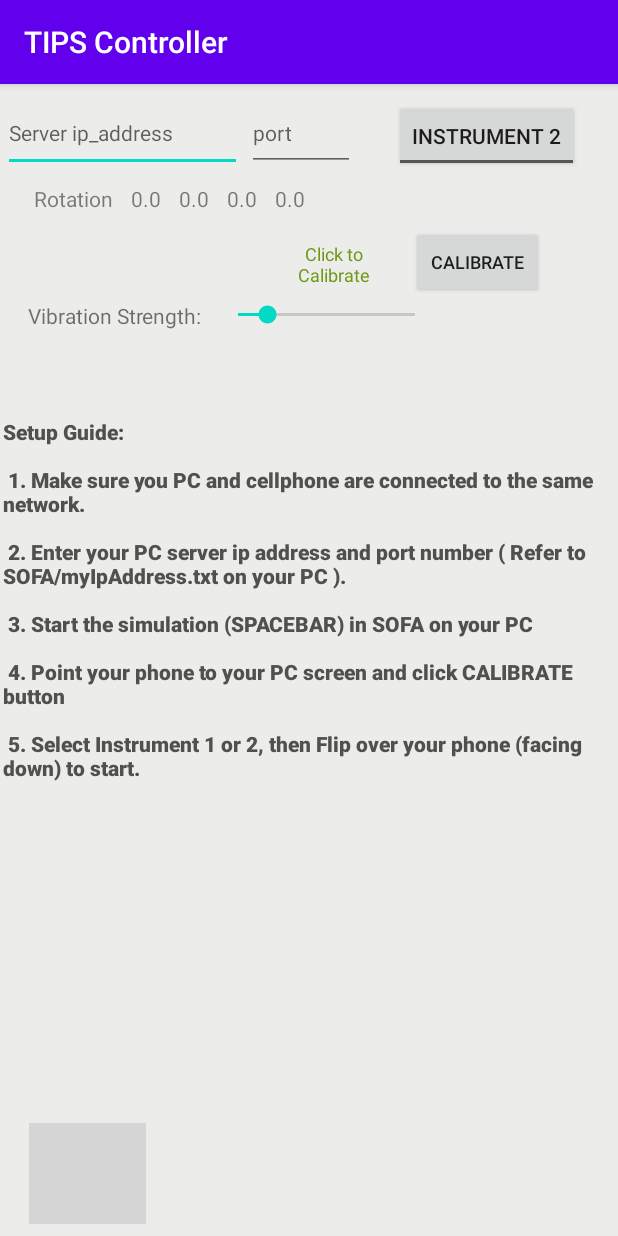
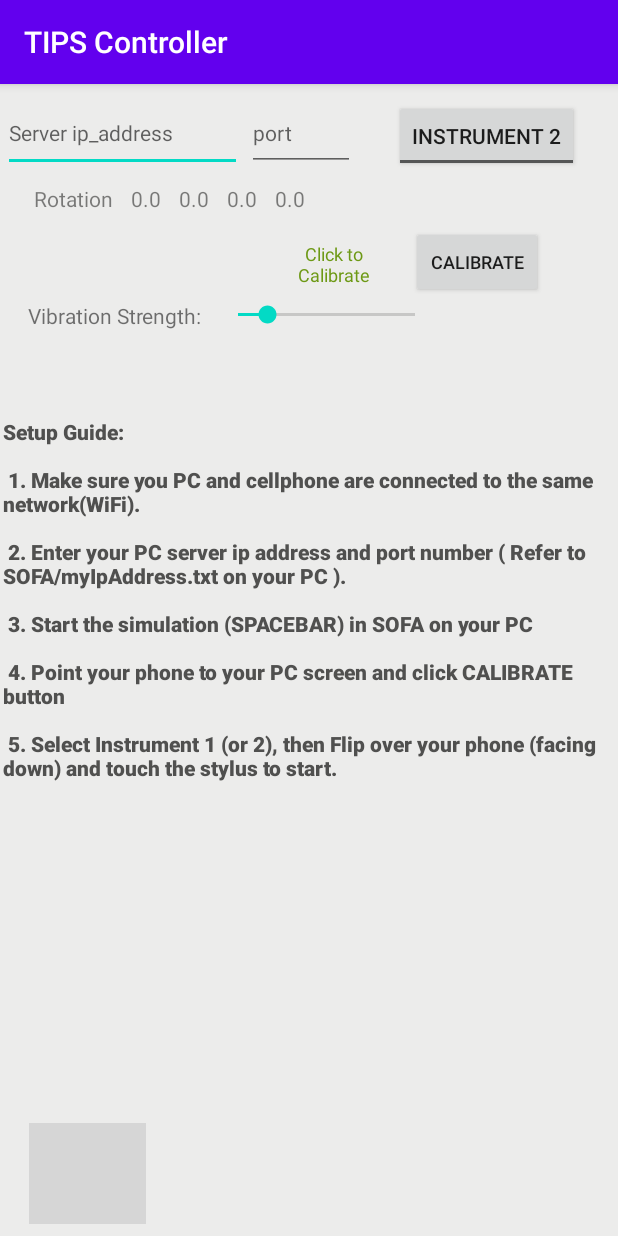
Before and after one commit to ruiliang-gao/TIPSlite-Remote-Controller-android, an Android app: the screen it shows after launch (MainActivity), on a phone screen of 412 x 824 dp. Run offline under Robolectric (Android 15) with nearby library versions, the phone set to English and light mode, and no system bars; grey boxes are pictures that could not be loaded.

Commit message:
Use the screen coords for motionStates. Freeze the sensor when the touchview is not touching the stylus.

```diff
--- a/app/src/main/res/layout/activity_main.xml
+++ b/app/src/main/res/layout/activity_main.xml
@@ -180,6 +180,7 @@
         android:layout_width="wrap_content"
         android:layout_height="wrap_content"
         android:layout_marginTop="3dp"
+        android:checked="false"
         android:textOff="@string/instrument_2"
         android:textOn="@string/instrument_1"
         app:layout_constraintBottom_toBottomOf="@+id/editTextTextIPAddress"
--- a/app/src/main/res/values/strings.xml
+++ b/app/src/main/res/values/strings.xml
@@ -4,11 +4,11 @@
     <string name="welcome_msg">Welcome to TIPS Controller</string>
     <string name="rotation_vec">Rotation</string>
     <string name="surflab_logo">SurfLab Logo</string>
-    <string name="instruction1">Setup Guide:\n \n 1. Make sure you PC and cellphone are connected to the same network. \n \n
+    <string name="instruction1">Setup Guide:\n \n 1. Make sure you PC and cellphone are connected to the same network(WiFi). \n \n
         2. Enter your PC server ip address and port number ( Refer to SOFA/myIpAddress.txt on your PC ).\n \n
         3. Start the simulation (SPACEBAR) in SOFA on your PC \n \n
         4. Point your phone to your PC screen and click CALIBRATE button \n \n
-        5. Select Instrument 1 or 2, then Flip over your phone (facing down) to start.
+        5. Select Instrument 1 (or 2), then Flip over your phone (facing down) and touch the stylus to start.
         </string>
     <string name="instruction2">HowtoCalibrate</string>
     <string name="instruction3">HowToUseTheController</string>
```
Also changed, not shown: app/src/main/java/com/surflab/tipscontroller/MainActivity.java (+10 -7 lines), app/src/main/java/com/surflab/tipscontroller/TIPSTouchView.java (+15 -11 lines).
